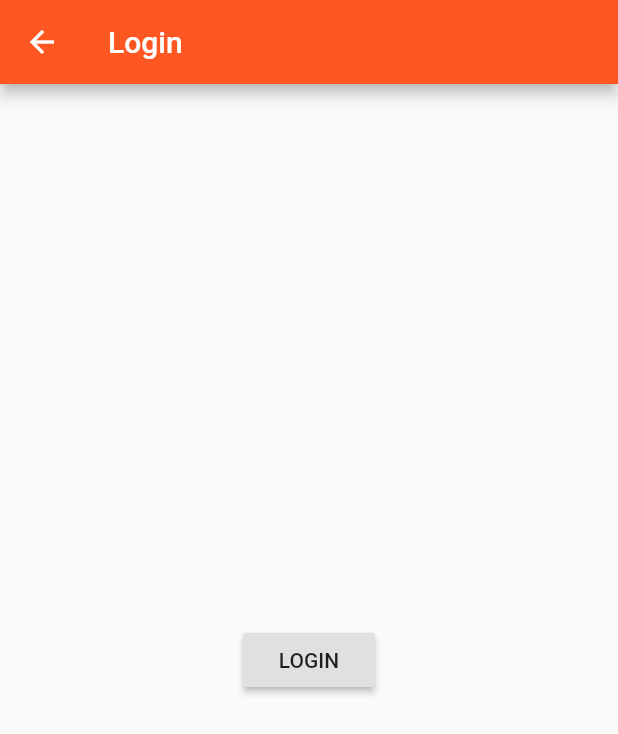
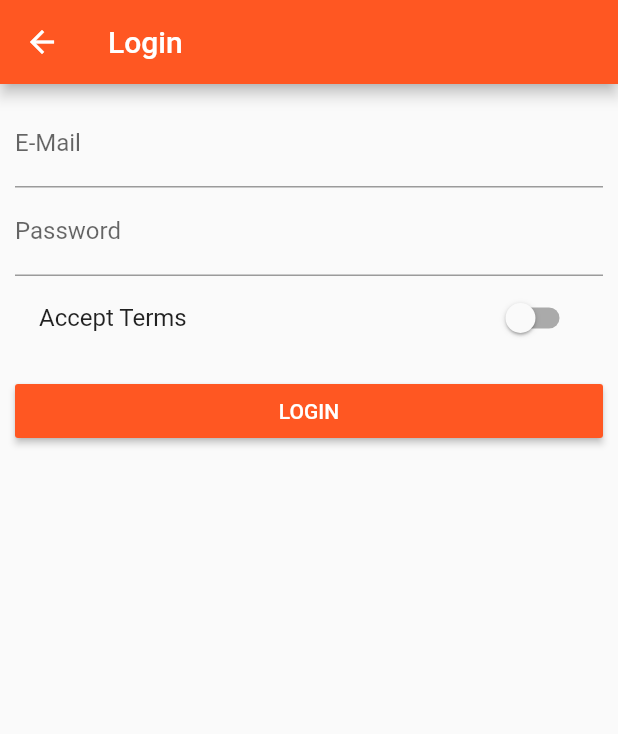
Before and after one commit to hadibtf/FlutterBestPractice, a Flutter app: the AuthPage screen opened directly, on a phone screen of 412 x 824 dp. Shown: the top 734 px of the screen. Run offline on Flutter 3.47's test engine with Material 2 defaults, Android fonts, the phone set to English and light mode, and no system bars.

Commit message:
What's New:
Changelog:
AuthPage now takes Email and Password also an Accept Terms Switch.

Signed-off-by: hadibastanfar <98bastanfar@gmail.com>

```diff
--- a/lib/pages/auth.dart
+++ b/lib/pages/auth.dart
@@ -1,21 +1,69 @@
 import 'package:flutter/material.dart';
-import './products.dart';
 
-class AuthPage extends StatelessWidget {
+class AuthPage extends StatefulWidget {
+  @override
+  State<StatefulWidget> createState() {
+    return _AuthPageState();
+  }
+}
+
+class _AuthPageState extends State<AuthPage> {
+  String _emailValue;
+  String _passwordValue;
+  bool _acceptTerms = false;
+
   @override
   Widget build(BuildContext context) {
     return new Scaffold(
         appBar: new AppBar(
           title: new Text('Login'),
         ),
-        body: new Center(
-          child: new RaisedButton(
-            onPressed: () {
-              Navigator.pushReplacementNamed(context, "/");
-            },
-            child: new Text("LOGIN"),
+        body: new Container(
+          margin: EdgeInsets.all(10.0),
+          child: ListView(
+            children: <Widget>[
+              new TextField(
+                decoration: new InputDecoration(labelText: 'E-Mail'),
+                keyboardType: TextInputType.emailAddress,
+                onChanged: (String value) {
+                  setState(() {
+                    _emailValue = value;
+                  });
+                },
+              ),
+              new TextField(
+                decoration: new InputDecoration(labelText: 'Password'),
+                obscureText: true,
+                onChanged: (String value) {
+                  setState(() {
+                    _passwordValue = value;
+                  });
+                },
+              ),
+              new SwitchListTile(
+                value: _acceptTerms,
+                onChanged: (bool value) {
+                  setState(() {
+                    _acceptTerms = value;
+                  });
+                },
+                title: new Text("Accept Terms"),
+              ),
+              new SizedBox(
+                height: 10.0,
+              ),
+              new RaisedButton(
+                color: Theme.of(context).primaryColor,
+                textColor: Colors.white,
+                child: new Text('LOGIN'),
+                onPressed: () {
+                  print(_emailValue);
+                  print(_passwordValue);
+                  Navigator.pushReplacementNamed(context, '/products');
+                },
+              ),
+            ],
           ),
-        )
-    );
+        ));
   }
 }
```
Also changed, not shown: lib/main.dart (+6 -4 lines), lib/pages/products_create.dart (+9 -9 lines).
